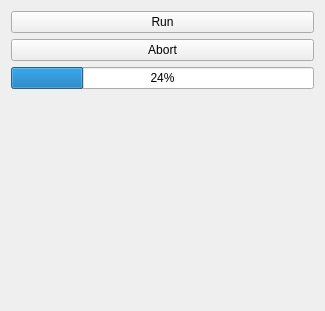
Above: OpenLIFUSonicationControl/Resources/UI/OpenLIFUSonicationControl.ui from OpenwaterHealth/SlicerOpenLIFU before the change. Below: the same form after it.
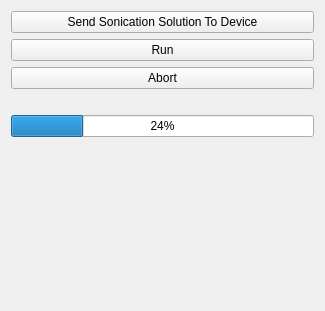
That is the form after the change. Custom widgets are drawn as their Qt base class.

Commit message:
Add non-implemented button to UI (#156)
Add the button to send the solution to the hardware device, along with a
simple state machine for displaying information to the user and
en/disabling the "Run" button depending on whether the process succeeds.

- The "Send Sonication Solution To Device" button does nothing and
  always succeeds.

```diff
--- a/OpenLIFUSonicationControl/Resources/UI/OpenLIFUSonicationControl.ui
+++ b/OpenLIFUSonicationControl/Resources/UI/OpenLIFUSonicationControl.ui
@@ -10,7 +10,14 @@
     <height>311</height>
    </rect>
   </property>
-  <layout class="QVBoxLayout" name="verticalLayout_2">
+  <layout class="QVBoxLayout" name="verticalLayout">
+   <item>
+    <widget class="QPushButton" name="sendSonicationSolutionToDevicePushButton">
+     <property name="text">
+      <string>Send Sonication Solution To Device</string>
+     </property>
+    </widget>
+   </item>
    <item>
     <widget class="QWidget" name="permissionsWidget" native="true">
      <property name="slicer.openlifu.allowed-roles" stdset="0">
@@ -49,6 +56,13 @@
      </property>
     </widget>
    </item>
+   <item>
+    <widget class="QLabel" name="solutionStateLabel">
+     <property name="alignment">
+      <set>Qt::AlignCenter</set>
+     </property>
+    </widget>
+   </item>
    <item>
     <widget class="QProgressBar" name="runProgressBar">
      <property name="value">
```
The commit also changes 1 other file.
